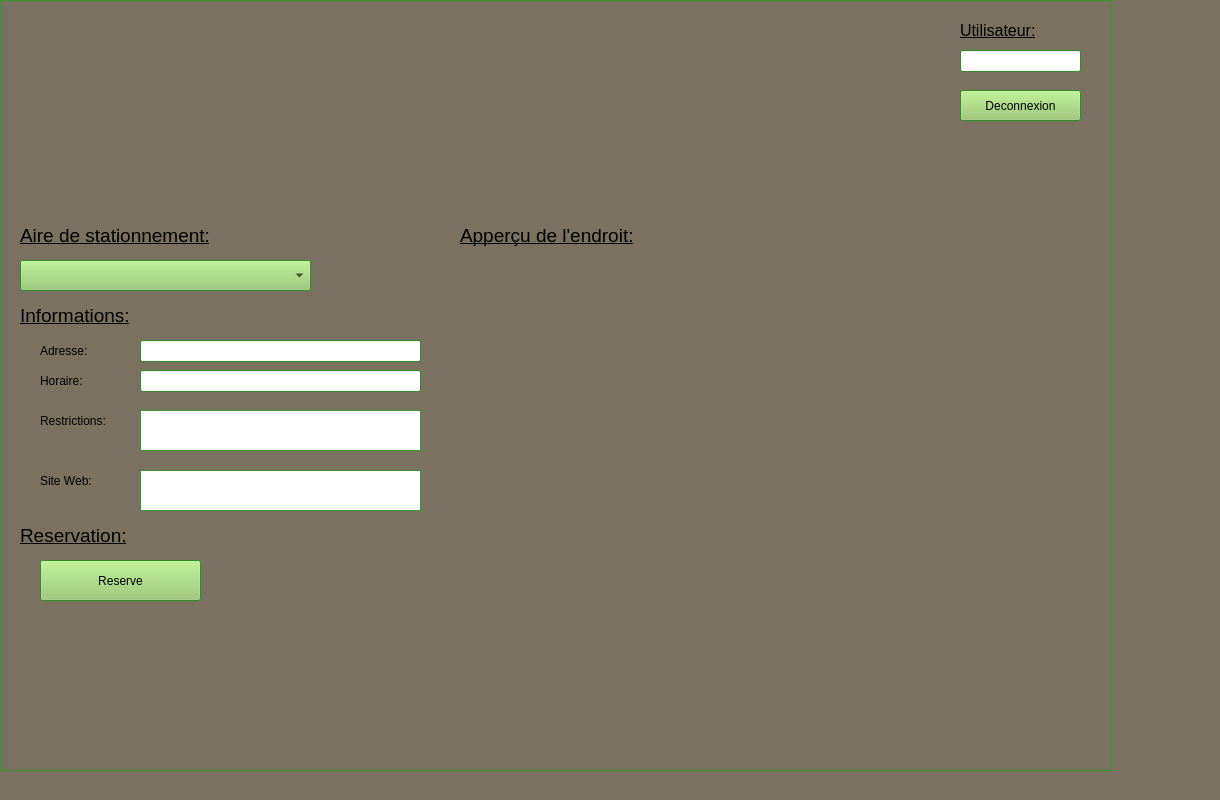
Before: the Qt Designer form test2/mainwindow.ui in MaximeCardinal/HackQc, drawn with Qt 5.
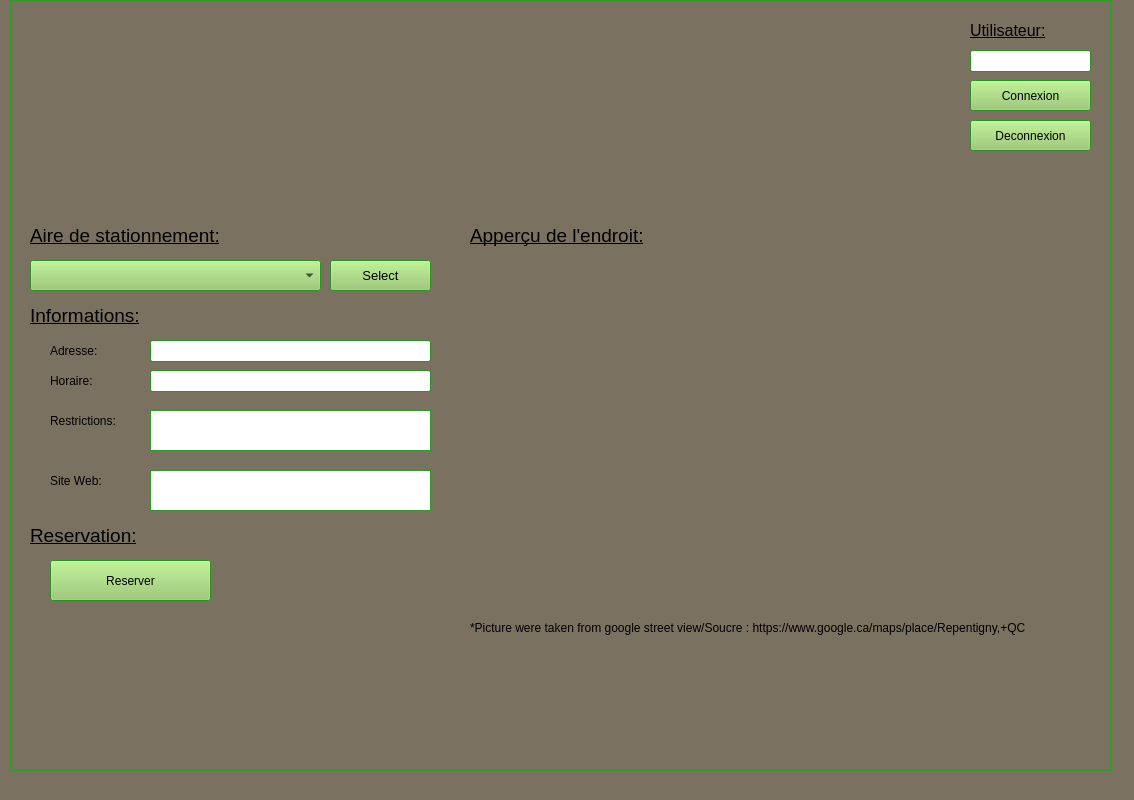
After: the same form once the commit is applied. Icons and pictures are not drawn.

The edit to the form file:
```diff
--- a/test2/mainwindow.ui
+++ b/test2/mainwindow.ui
@@ -6,7 +6,7 @@
    <rect>
     <x>0</x>
     <y>0</y>
-    <width>1220</width>
+    <width>1134</width>
     <height>800</height>
    </rect>
   </property>
@@ -34,36 +34,36 @@
      <colorrole role="Light">
       <brush brushstyle="SolidPattern">
        <color alpha="255">
-        <red>128</red>
+        <red>255</red>
         <green>255</green>
-        <blue>128</blue>
+        <blue>255</blue>
        </color>
       </brush>
      </colorrole>
      <colorrole role="Midlight">
       <brush brushstyle="SolidPattern">
        <color alpha="255">
-        <red>75</red>
-        <green>247</green>
-        <blue>75</blue>
+        <red>255</red>
+        <green>255</green>
+        <blue>255</blue>
        </color>
       </brush>
      </colorrole>
      <colorrole role="Dark">
       <brush brushstyle="SolidPattern">
        <color alpha="255">
-        <red>11</red>
-        <green>120</green>
-        <blue>11</blue>
+        <red>255</red>
+        <green>255</green>
+        <blue>255</blue>
        </color>
       </brush>
      </colorrole>
      <colorrole role="Mid">
       <brush brushstyle="SolidPattern">
        <color alpha="255">
-        <red>14</red>
-        <green>160</green>
-        <blue>14</blue>
+        <red>255</red>
+        <green>255</green>
+        <blue>255</blue>
        </color>
       </brush>
      </colorrole>
@@ -97,9 +97,9 @@
      <colorrole role="Base">
       <brush brushstyle="SolidPattern">
        <color alpha="255">
-        <red>0</red>
-        <green>170</green>
-        <blue>0</blue>
+        <red>255</red>
+        <green>255</green>
+        <blue>255</blue>
        </color>
       </brush>
      </colorrole>
@@ -115,27 +115,27 @@
      <colorrole role="Shadow">
       <brush brushstyle="SolidPattern">
        <color alpha="255">
-        <red>0</red>
-        <green>170</green>
-        <blue>0</blue>
+        <red>255</red>
+        <green>255</green>
+        <blue>255</blue>
        </color>
       </brush>
      </colorrole>
      <colorrole role="Highlight">
       <brush brushstyle="SolidPattern">
        <color alpha="255">
-        <red>0</red>
-        <green>170</green>
-        <blue>0</blue>
+        <red>255</red>
+        <green>255</green>
+        <blue>255</blue>
        </color>
       </brush>
      </colorrole>
      <colorrole role="HighlightedText">
       <brush brushstyle="SolidPattern">
        <color alpha="255">
-        <red>0</red>
-        <green>170</green>
-        <blue>0</blue>
+        <red>255</red>
+        <green>255</green>
+        <blue>255</blue>
        </color>
       </brush>
      </colorrole>
@@ -169,27 +169,27 @@
      <colorrole role="NoRole">
       <brush brushstyle="SolidPattern">
        <color alpha="255">
-        <red>0</red>
-        <green>170</green>
-        <blue>0</blue>
+        <red>255</red>
+        <green>255</green>
+        <blue>255</blue>
        </color>
       </brush>
      </colorrole>
      <colorrole role="ToolTipBase">
       <brush brushstyle="SolidPattern">
        <color alpha="255">
-        <red>0</red>
-        <green>170</green>
-        <blue>0</blue>
+        <red>255</red>
+        <green>255</green>
+        <blue>255</blue>
        </color>
       </brush>
      </colorrole>
      <colorrole role="ToolTipText">
       <brush brushstyle="SolidPattern">
        <color alpha="255">
-        <red>0</red>
-        <green>170</green>
-        <blue>0</blue>
+        <red>255</red>
+        <green>255</green>
+        <blue>255</blue>
        </color>
       </brush>
      </colorrole>
@@ -216,36 +216,36 @@
      <colorrole role="Light">
       <brush brushstyle="SolidPattern">
        <color alpha="255">
-        <red>128</red>
+        <red>255</red>
         <green>255</green>
-        <blue>128</blue>
+        <blue>255</blue>
        </color>
       </brush>
      </colorrole>
      <colorrole role="Midlight">
       <brush brushstyle="SolidPattern">
        <color alpha="255">
-        <red>75</red>
-        <green>247</green>
-        <blue>75</blue>
+        <red>255</red>
+        <green>255</green>
+        <blue>255</blue>
        </color>
       </brush>
      </colorrole>
      <colorrole role="Dark">
       <brush brushstyle="SolidPattern">
        <color alpha="255">
-        <red>11</red>
-        <green>120</green>
-        <blue>11</blue>
+        <red>255</red>
+        <green>255</green>
+        <blue>255</blue>
        </color>
       </brush>
      </colorrole>
      <colorrole role="Mid">
       <brush brushstyle="SolidPattern">
        <color alpha="255">
-        <red>14</red>
-        <green>160</green>
-        <blue>14</blue>
+        <red>255</red>
+        <green>255</green>
+        <blue>255</blue>
        </color>
       </brush>
      </colorrole>
@@ -279,9 +279,9 @@
      <colorrole role="Base">
       <brush brushstyle="SolidPattern">
        <color alpha="255">
-        <red>0</red>
-        <green>170</green>
-        <blue>0</blue>
+        <red>255</red>
+        <green>255</green>
+        <blue>255</blue>
        </color>
       </brush>
      </colorrole>
@@ -297,27 +297,27 @@
      <colorrole role="Shadow">
       <brush brushstyle="SolidPattern">
        <color alpha="255">
-        <red>0</red>
-        <green>170</green>
-        <blue>0</blue>
+        <red>255</red>
+        <green>255</green>
+        <blue>255</blue>
        </color>
       </brush>
      </colorrole>
      <colorrole role="Highlight">
       <brush brushstyle="SolidPattern">
        <color alpha="255">
-        <red>0</red>
-        <green>170</green>
-        <blue>0</blue>
+        <red>255</red>
+        <green>255</green>
+        <blue>255</blue>
        </color>
       </brush>
      </colorrole>
      <colorrole role="HighlightedText">
       <brush brushstyle="SolidPattern">
        <color alpha="255">
-        <red>0</red>
-        <green>170</green>
-        <blue>0</blue>
+        <red>255</red>
+        <green>255</green>
+        <blue>255</blue>
        </color>
       </brush>
      </colorrole>
@@ -351,27 +351,27 @@
      <colorrole role="NoRole">
       <brush brushstyle="SolidPattern">
        <color alpha="255">
-        <red>0</red>
-        <green>170</green>
-        <blue>0</blue>
+        <red>255</red>
+        <green>255</green>
+        <blue>255</blue>
        </color>
       </brush>
      </colorrole>
      <colorrole role="ToolTipBase">
       <brush brushstyle="SolidPattern">
        <color alpha="255">
-        <red>0</red>
-        <green>170</green>
-        <blue>0</blue>
+        <red>255</red>
+        <green>255</green>
+        <blue>255</blue>
        </color>
       </brush>
      </colorrole>
      <colorrole role="ToolTipText">
       <brush brushstyle="SolidPattern">
        <color alpha="255">
-        <red>0</red>
-        <green>170</green>
-        <blue>0</blue>
+        <red>255</red>
+        <green>255</green>
+        <blue>255</blue>
        </color>
       </brush>
      </colorrole>
@@ -380,9 +380,9 @@
      <colorrole role="WindowText">
       <brush brushstyle="SolidPattern">
        <color alpha="255">
-        <red>11</red>
-        <green>120</green>
-        <blue>11</blue>
+        <red>255</red>
+        <green>255</green>
+        <blue>255</blue>
        </color>
       </brush>
      </colorrole>
@@ -398,45 +398,45 @@
      <colorrole role="Light">
       <brush brushstyle="SolidPattern">
        <color alpha="255">
-        <red>128</red>
+        <red>255</red>
         <green>255</green>
-        <blue>128</blue>
+        <blue>255</blue>
        </color>
       </brush>
      </colorrole>
      <colorrole role="Midlight">
       <brush brushstyle="SolidPattern">
        <color alpha="255">
-        <red>75</red>
-        <green>247</green>
-        <blue>75</blue>
+        <red>255</red>
+        <green>255</green>
+        <blue>255</blue>
        </color>
       </brush>
      </colorrole>
      <colorrole role="Dark">
       <brush brushstyle="SolidPattern">
        <color alpha="255">
-        <red>11</red>
-        <green>120</green>
-        <blue>11</blue>
+        <red>255</red>
+        <green>255</green>
+        <blue>255</blue>
        </color>
       </brush>
      </colorrole>
      <colorrole role="Mid">
       <brush brushstyle="SolidPattern">
        <color alpha="255">
-        <red>14</red>
-        <green>160</green>
-        <blue>14</blue>
+        <red>255</red>
+        <green>255</green>
+        <blue>255</blue>
        </color>
       </brush>
      </colorrole>
      <colorrole role="Text">
       <brush brushstyle="SolidPattern">
        <color alpha="255">
-        <red>11</red>
-        <green>120</green>
-        <blue>11</blue>
+        <red>255</red>
+        <green>255</green>
+        <blue>255</blue>
        </color>
       </brush>
      </colorrole>
@@ -452,9 +452,9 @@
      <colorrole role="ButtonText">
       <brush brushstyle="SolidPattern">
        <color alpha="255">
-        <red>11</red>
-        <green>120</green>
-        <blue>11</blue>
+        <red>255</red>
+        <green>255</green>
+        <blue>255</blue>
        </color>
       </brush>
      </colorrole>
@@ -479,9 +479,9 @@
      <colorrole role="Shadow">
       <brush brushstyle="SolidPattern">
        <color alpha="255">
-        <red>0</red>
-        <green>170</green>
-        <blue>0</blue>
+        <red>255</red>
+        <green>255</green>
+        <blue>255</blue>
        </color>
       </brush>
      </colorrole>
@@ -497,9 +497,9 @@
      <colorrole role="HighlightedText">
       <brush brushstyle="SolidPattern">
        <color alpha="255">
-        <red>0</red>
-        <green>170</green>
-        <blue>0</blue>
+        <red>255</red>
+        <green>255</green>
+        <blue>255</blue>
        </color>
       </brush>
      </colorrole>
@@ -533,27 +533,27 @@
      <colorrole role="NoRole">
       <brush brushstyle="SolidPattern">
        <color alpha="255">
-        <red>0</red>
-        <green>170</green>
-        <blue>0</blue>
+        <red>255</red>
+        <green>255</green>
+        <blue>255</blue>
        </color>
       </brush>
      </colorrole>
      <colorrole role="ToolTipBase">
       <brush brushstyle="SolidPattern">
        <color alpha="255">
-        <red>0</red>
-        <green>170</green>
-        <blue>0</blue>
+        <red>255</red>
+        <green>255</green>
+        <blue>255</blue>
        </color>
       </brush>
      </colorrole>
      <colorrole role="ToolTipText">
       <brush brushstyle="SolidPattern">
        <color alpha="255">
-        <red>0</red>
-        <green>170</green>
-        <blue>0</blue>
+        <red>255</red>
+        <green>255</green>
+        <blue>255</blue>
        </color>
       </brush>
      </colorrole>
@@ -567,9 +567,9 @@
    <widget class="QFrame" name="frame">
     <property name="geometry">
      <rect>
-      <x>0</x>
+      <x>10</x>
       <y>0</y>
-      <width>1111</width>
+      <width>1101</width>
       <height>771</height>
      </rect>
     </property>
@@ -1183,7 +1183,7 @@
       </font>
      </property>
      <property name="text">
-      <string>Reserve</string>
+      <string>Reserver</string>
      </property>
     </widget>
     <widget class="QLabel" name="label_9">
@@ -1279,7 +1279,7 @@
      <property name="geometry">
       <rect>
        <x>960</x>
-       <y>90</y>
+       <y>120</y>
        <width>121</width>
        <height>31</height>
       </rect>
@@ -1332,6 +1332,61 @@
       <bool>true</bool>
      </property>
     </widget>
+    <widget class="QPushButton" name="pushButton">
+     <property name="geometry">
+      <rect>
+       <x>320</x>
+       <y>260</y>
+       <width>101</width>
+       <height>31</height>
+      </rect>
+     </property>
+     <property name="font">
+      <font>
+       <pointsize>10</pointsize>
+      </font>
+     </property>
+     <property name="text">
+      <string>Select</string>
+     </property>
+    </widget>
+    <widget class="QLabel" name="label_8">
+     <property name="geometry">
+      <rect>
+       <x>460</x>
+       <y>620</y>
+       <width>621</width>
+       <height>16</height>
+      </rect>
+     </property>
+     <property name="font">
+      <font>
+       <weight>50</weight>
+       <bold>false</bold>
+      </font>
+     </property>
+     <property name="text">
+      <string>*Picture were taken from google street view/Soucre : https://www.google.ca/maps/place/Repentigny,+QC</string>
+     </property>
+    </widget>
+    <widget class="QPushButton" name="pushButton_2">
+     <property name="geometry">
+      <rect>
+       <x>960</x>
+       <y>80</y>
+       <width>121</width>
+       <height>31</height>
+      </rect>
+     </property>
+     <property name="font">
+      <font>
+       <pointsize>9</pointsize>
+      </font>
+     </property>
+     <property name="text">
+      <string>Connexion</string>
+     </property>
+    </widget>
    </widget>
   </widget>
  </widget>
```
Left out of the diff: 3 changed lines with no effect on the pictures.
